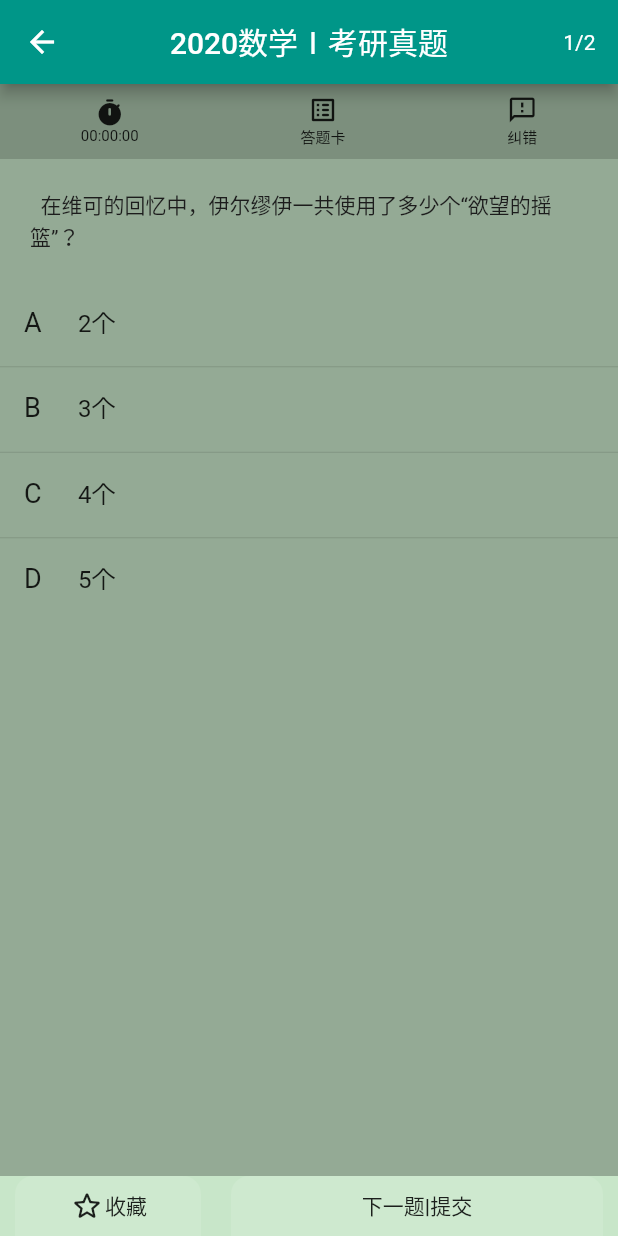
After one commit to shinobuffer/flutter_demo, a Flutter app: the QuestionPage screen opened directly, on a phone screen of 412 x 824 dp. The commit adds this screen. Run offline on Flutter 3.47's test engine with Material 2 defaults, Android fonts, the phone set to English and light mode, and no system bars.

Commit message:
feat: 做题页面初版

```diff
--- /dev/null
+++ b/lib/component/base/icon_label_button.dart
@@ -0,0 +1,52 @@
+import 'package:flutter/material.dart';
+
+class IconLabelButton extends StatelessWidget {
+  final IconData icon;
+  final bool isHorizontal;
+  final double iconSize;
+  final String label;
+  final double labelSize;
+  final Color color;
+  final Function onTap;
+
+  const IconLabelButton(
+    this.icon,
+    this.label, {
+    Key key,
+    this.isHorizontal,
+    this.iconSize,
+    this.labelSize,
+    this.color,
+    this.onTap,
+  }) : super(key: key);
+
+  @override
+  Widget build(BuildContext context) {
+    final IconThemeData iconTheme = IconTheme.of(context);
+    final DefaultTextStyle defaultTextStyle = DefaultTextStyle.of(context);
+
+    Color _color = color ?? iconTheme.color;
+    double _iconSize = iconSize ?? iconTheme.size;
+    TextStyle _style = defaultTextStyle.style.merge(TextStyle(
+      fontSize: labelSize,
+      color: _color,
+    ));
+    return GestureDetector(
+      onTap: onTap,
+      child: Column(
+        mainAxisAlignment: MainAxisAlignment.center,
+        children: [
+          Icon(
+            icon,
+            size: _iconSize,
+            color: _color,
+          ),
+          Text(
+            label,
+            style: _style,
+          ),
+        ],
+      ),
+    );
+  }
+}
--- /dev/null
+++ b/lib/component/question_page.dart
@@ -0,0 +1,272 @@
+import 'dart:async';
+import 'package:flutter/material.dart';
+import 'package:flutter_demo/component/base/icon_label_button.dart';
+import 'single_choice.dart';
+
+class QuestionPage extends StatefulWidget {
+  QuestionPage({Key key, this.title}) : super(key: key);
+
+  final String title;
+
+  @override
+  _QuestionPageState createState() => _QuestionPageState();
+}
+
+class _QuestionPageState extends State<QuestionPage> {
+  ShapeBorder _bottomBtnShape = RoundedRectangleBorder(borderRadius: BorderRadius.vertical(top: Radius.circular(12)));
+  int _curIndex = 0;
+  int _costSeconds = 0;
+  Timer _timer;
+  PageController _pageController = PageController(initialPage: 0);
+
+  int get _curPage => _curIndex + 1;
+  String get _second {
+    int _ = _costSeconds % 60;
+    return _ > 9 ? _.toString() : '0$_';
+  }
+
+  String get _minute {
+    int _ = _costSeconds % 3600 ~/ 60;
+    return _ > 9 ? _.toString() : '0$_';
+  }
+
+  String get _hour {
+    int _ = (_costSeconds ~/ 3600) % 24;
+    return _ > 9 ? _.toString() : '0$_';
+  }
+
+  @override
+  void initState() {
+    super.initState();
+  }
+
+  @override
+  void dispose() {
+    super.dispose();
+    _timer?.cancel();
+    _timer = null;
+  }
+
+  void starTimer() {
+    _timer?.cancel();
+    _timer = Timer.periodic(Duration(seconds: 1), (timer) {
+      setState(() {
+        _costSeconds++;
+      });
+    });
+  }
+
+  void showInitDialog(BuildContext context) async {
+    await showDialog<Null>(
+      barrierDismissible: false,
+      context: context,
+      builder: (context) => AlertDialog(
+        // backgroundColor: Color(0xff5abebc),
+        // contentTextStyle: TextStyle(color: Colors.white),
+        content: Container(
+          height: 150,
+          alignment: Alignment.center,
+          child: Column(
+            children: [
+              Text(
+                '2020高考题目',
+                style: TextStyle(fontSize: 18, fontWeight: FontWeight.bold),
+              ),
+              SizedBox(height: 10),
+              Text(
+                '这是2020高考题目2020高考题目2020高考题目2020高考题目2020高考题目',
+                maxLines: 6,
+                overflow: TextOverflow.ellipsis,
+              )
+            ],
+          ),
+        ),
+        actions: [
+          Container(
+            width: double.maxFinite,
+            child: RaisedButton(
+                child: Text('开始做题'),
+                onPressed: () {
+                  // todo: 开始做题
+                  starTimer();
+                  Navigator.pop(context);
+                }),
+          )
+        ],
+      ),
+    );
+  }
+
+  Future<bool> showQuitDialog(BuildContext context) async {
+    bool confirmed = await showDialog<bool>(
+      barrierDismissible: false,
+      context: context,
+      builder: (context) => AlertDialog(
+        title: Text('提醒'),
+        content: Text('确定要退出做题？退出后做题进度将保存在做题记录中，可随时继续'),
+        actions: [
+          RaisedButton(
+            onPressed: () => Navigator.pop(context, false),
+            child: Text('取消'),
+          ),
+          RaisedButton(
+            color: Color(0xff5abebc),
+            onPressed: () => Navigator.pop(context, true),
+            child: Text(
+              '确定',
+              style: TextStyle(color: Colors.white),
+            ),
+          ),
+        ],
+      ),
+    );
+    if (confirmed) {
+      // todo: 保存记录
+      Navigator.pop(context);
+    }
+    return confirmed;
+  }
+
+  void showSubmitDialog(BuildContext context) async {}
+
+  @override
+  Widget build(BuildContext context) {
+    return WillPopScope(
+      onWillPop: () async => showQuitDialog(context),
+      child: Scaffold(
+        appBar: AppBar(
+          title: Text(widget.title),
+          centerTitle: true,
+          actions: [
+            Container(
+              padding: EdgeInsets.only(right: 15),
+              alignment: Alignment.center,
+              child: Text(
+                '$_curPage/2',
+              ),
+            )
+          ],
+        ),
+        body: Container(
+          height: double.maxFinite,
+          color: Colors.green[100],
+          child: Column(
+            mainAxisAlignment: MainAxisAlignment.spaceBetween,
+            children: [
+              Container(
+                //顶部Bar
+                height: 50,
+                color: Colors.black38,
+                alignment: Alignment.center,
+                child: Row(
+                  mainAxisAlignment: MainAxisAlignment.spaceAround,
+                  children: [
+                    IconLabelButton(
+                      Icons.timer_rounded,
+                      '$_hour:$_minute:$_second',
+                      iconSize: 20,
+                      labelSize: 10,
+                    ),
+                    IconLabelButton(
+                      Icons.list_alt_rounded,
+                      '答题卡',
+                      iconSize: 20,
+                      labelSize: 10,
+                    ),
+                    IconLabelButton(
+                      Icons.feedback_outlined,
+                      '纠错',
+                      iconSize: 20,
+                      labelSize: 10,
+                    ),
+                  ],
+                ),
+              ),
+              Expanded(
+                //做题区域
+                child: Container(
+                  child: PageView(
+                    controller: _pageController,
+                    children: [
+                      SingleChoice(),
+                      SingleChoice(),
+                    ],
+                    onPageChanged: (int index) {
+                      setState(() {
+                        _curIndex = index;
+                      });
+                    },
+                  ),
+                ),
+              ),
+              Container(
+                //底部Bar
+                height: 40,
+                padding: EdgeInsets.fromLTRB(10, 0, 10, 0),
+                child: Row(
+                  crossAxisAlignment: CrossAxisAlignment.stretch,
+                  children: [
+                    Expanded(
+                      flex: 1,
+                      child: FlatButton(
+                        color: Colors.white10,
+                        shape: _bottomBtnShape,
+                        child: Row(
+                          mainAxisAlignment: MainAxisAlignment.center,
+                          children: [Icon(Icons.star_outline_rounded), Text('收藏')],
+                        ),
+                        onPressed: () {},
+                      ),
+                    ),
+                    SizedBox(width: 20),
+                    Expanded(
+                      flex: 2,
+                      child: FlatButton(
+                        color: Colors.white10,
+                        shape: _bottomBtnShape,
+                        child: Text('下一题|提交'),
+                        onPressed: () {
+                          _pageController.animateToPage(
+                            _curIndex + 1,
+                            duration: Duration(milliseconds: 500),
+                            curve: Curves.easeInOut,
+                          );
+                        },
+                      ),
+                    ),
+                  ],
+                ),
+              ),
+            ],
+          ),
+        ),
+      ),
+    );
+  }
+}
+
+// Widget oldTitle = Container(
+//   height: 56,
+//   color: Colors.black12,
+//   child: Row(
+//     mainAxisAlignment: MainAxisAlignment.spaceBetween,
+//     children: [
+//       IconButton(
+//         iconSize: 32,
+//         splashRadius: 28,
+//         icon: Icon(
+//           Icons.keyboard_arrow_left_rounded,
+//         ),
+//         onPressed: () => showInitDialog(context),
+//       ),
+//       Text(
+//         '2020数学Ⅰ考研真题',
+//         style: TextStyle(fontSize: 18, fontWeight: FontWeight.bold),
+//       ),
+//       Text(
+//         '0/2',
+//         style: TextStyle(color: Colors.teal),
+//       )
+//     ],
+//   ),
+// );
--- /dev/null
+++ b/lib/component/single_choice.dart
@@ -0,0 +1,65 @@
+import 'package:flutter/material.dart';
+
+class SingleChoice extends StatefulWidget {
+  SingleChoice({Key key}) : super(key: key);
+
+  @override
+  _SingleChoiceState createState() => _SingleChoiceState();
+}
+
+class _SingleChoiceState extends State<SingleChoice> {
+  List<String> choices = ['2个', '3个', '4个', '5个'];
+
+  List<int> userChoices = [];
+
+  @override
+  Widget build(BuildContext context) {
+    return DefaultTextStyle(
+      style: TextStyle(color: Color(0xff1c1c1c)),
+      child: Container(
+        height: double.maxFinite,
+        color: Colors.black26,
+        child: Column(
+          crossAxisAlignment: CrossAxisAlignment.start,
+          children: [
+            Container(
+              alignment: Alignment.topLeft,
+              padding: EdgeInsets.all(20),
+              child: Text('  在维可的回忆中，伊尔缪伊一共使用了多少个“欲望的摇篮”？'),
+            ),
+            Expanded(
+              child: ListView.separated(
+                physics: const NeverScrollableScrollPhysics(), //禁止滚动
+                itemCount: this.choices.length,
+                separatorBuilder: (BuildContext context, int index) => Divider(height: 1),
+                itemBuilder: (BuildContext context, int index) {
+                  return ListTile(
+                    leading: Text(
+                      String.fromCharCodes([65 + index]),
+                      style: TextStyle(fontSize: 18),
+                    ),
+                    title: Transform(
+                      transform: Matrix4.translationValues(-20, 0, 0),
+                      child: Text(
+                        this.choices[index],
+                        maxLines: 2,
+                        style: TextStyle(height: 1),
+                        overflow: TextOverflow.ellipsis,
+                      ),
+                    ),
+                    enabled: true,
+                    selected: this.userChoices.contains(index),
+                    selectedTileColor: Color(0x805abebc),
+                    onTap: () => setState(() {
+                      this.userChoices.contains(index) ? this.userChoices.remove(index) : this.userChoices.add(index);
+                    }),
+                  );
+                },
+              ),
+            ),
+          ],
+        ),
+      ),
+    );
+  }
+}
--- a/pubspec.yaml
+++ b/pubspec.yaml
@@ -28,6 +28,7 @@ dependencies:
   cupertino_icons: ^1.0.0
   provider: ^4.3.3
   dio: ^3.0.10
+  shared_preferences: ^0.5.12+4
 
 
 dev_dependencies:
```
Also changed, not shown: lib/model/question.dart (added, +109 -0 lines), lib/pages/Tabs.dart (+11 -0 lines), lib/utils/screen_util.dart (added, +236 -0 lines), pubspec.lock.
